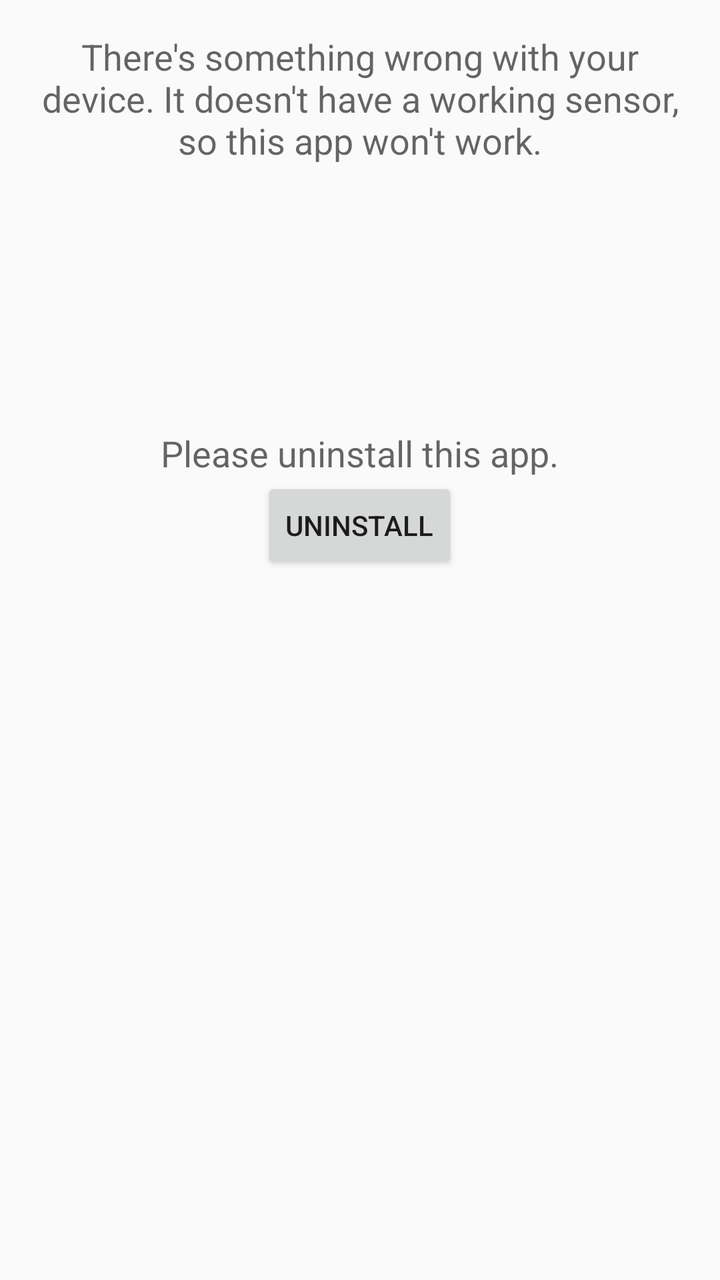
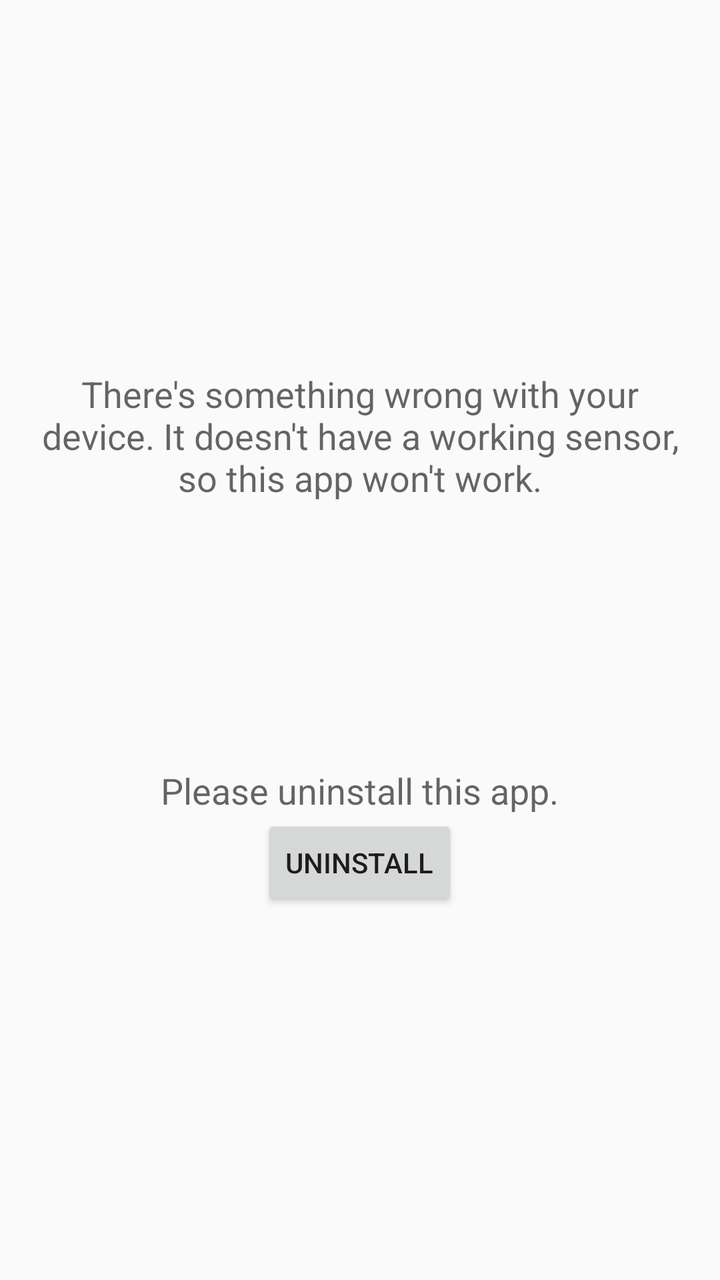

Compare the two renders of this Android layout. The source of the first and the diff that turns it into the second are given below.
<!-- AndroidManifest.xml: application theme AppTheme -->
<!-- res/layout/activity_device_unsupported.xml -->
<?xml version="1.0" encoding="utf-8"?>
<ScrollView
	xmlns:android="http://schemas.android.com/apk/res/android"
	xmlns:app="http://schemas.android.com/apk/res-auto"
	xmlns:tools="http://schemas.android.com/tools"
	android:layout_width="match_parent"
	android:layout_height="match_parent"
	tools:context="samuelpalmer.sensorautorotation.processes.ui.DeviceUnsupportedActivity"
	>

	<LinearLayout
		android:layout_width="wrap_content"
	    android:layout_height="wrap_content"
	    android:orientation="vertical"
		android:paddingLeft="@dimen/activity_horizontal_margin"
		android:paddingRight="@dimen/activity_horizontal_margin"
		android:paddingTop="@dimen/activity_vertical_margin"
		android:paddingBottom="@dimen/activity_vertical_margin"
		>

		<TextView
			android:layout_width="wrap_content"
			android:layout_height="wrap_content"
			android:layout_gravity="center_horizontal"
			android:gravity="center_horizontal"
			android:text="@string/device_problem_explanation"
			android:textAppearance="@style/TextAppearance.AppCompat.Medium"
		    android:textAlignment="center"
			android:paddingBottom="@dimen/activity_vertical_margin"
			/>

		<ImageView
			android:layout_width="match_parent"
			android:layout_height="100dp"
			app:srcCompat="@drawable/image_broken_phone"
			android:tint="@color/primary_500"
			android:scaleType="fitCenter"
		    android:alpha=".8"
			android:contentDescription="@string/device_problem"/>

		<TextView
			android:paddingTop="@dimen/activity_vertical_margin"
			android:layout_width="wrap_content"
			android:layout_height="wrap_content"
			android:layout_gravity="center_horizontal"
			android:gravity="center_horizontal"
			android:text="@string/request_uninstall"
			android:textAppearance="@style/TextAppearance.AppCompat.Medium"
			android:textAlignment="center"
			/>

		<Button
			android:id="@+id/device_unsupported_uninstall"
			android:layout_width="wrap_content"
			android:layout_height="wrap_content"
			android:text="@string/action_uninstall"
		    android:layout_gravity="center_horizontal"
			/>

	</LinearLayout>

</ScrollView>
<!-- resources referenced by this layout -->
<resources>
  <color name="primary_500">#795548</color>
  <dimen name="activity_horizontal_margin">16dp</dimen>
  <dimen name="activity_vertical_margin">16dp</dimen>
  <!-- drawable image_broken_phone (drawable) -->
  <vector xmlns:android="http://schemas.android.com/apk/res/android"
          android:width="24dp"
          android:height="24dp"
          android:viewportWidth="24.0"
          android:viewportHeight="24.0">
      <path
          android:pathData="M7.5,2C6.669,2 6,2.669 6,3.5L6,20.5C6,21.331 6.669,22 7.5,22L16.5,22C17.331,22 18,21.331 18,20.5L18,3.5C18,2.669 17.331,2 16.5,2L7.5,2zM7.5,3.5L16.5,3.5L16.5,20.5L7.5,20.5L7.5,3.5z"
          android:strokeLineCap="butt"
          android:fillAlpha="1"
          android:strokeColor="#00000000"
          android:fillColor="#000000"
          android:strokeLineJoin="round"
          android:strokeAlpha="1"/>
      <path
          android:pathData="M13.182,8L13.004,8.176L13.824,9L12.998,9.822L13.174,10L14,9.178L14.822,10.004L15,9.828L14.178,9.002L15.002,8.182L14.826,8.004L14.002,8.824L13.182,8z"
          android:strokeLineCap="butt"
          android:fillAlpha="1"
          android:strokeColor="#00000000"
          android:fillColor="#000000"
          android:strokeLineJoin="miter"
          android:strokeAlpha="1"/>
      <path
          android:pathData="M9.182,8L9.004,8.176L9.824,9.002L9,9.822L9.176,10L10.002,9.18L10.822,10.004L11,9.828L10.18,9.002L11.004,8.182L10.828,8.004L10.002,8.824L9.182,8z"
          android:strokeLineCap="butt"
          android:fillAlpha="1"
          android:strokeColor="#00000000"
          android:fillColor="#000000"
          android:strokeLineJoin="miter"
          android:strokeAlpha="1"/>
      <path
          android:pathData="m12,14c-1.297,0 -2.594,0.652 -3.115,1.957l0.23,0.094c0.957,-2.397 4.812,-2.397 5.77,0l0.23,-0.094C14.594,14.652 13.297,14 12,14Z"
          android:strokeLineCap="butt"
          android:fillAlpha="1"
          android:strokeColor="#00000000"
          android:fillColor="#000000"
          android:strokeLineJoin="miter"
          android:strokeAlpha="1"/>
  </vector>
  <string name="action_uninstall">Uninstall</string>
  <string name="device_problem">Device problem</string>
  <string name="device_problem_explanation">"There's something wrong with your device. It doesn't have a working sensor, so this app won't work."</string>
  <string name="request_uninstall">"Please uninstall this app."</string>
  <style name="AppTheme" parent="Theme.AppCompat.Light.DarkActionBar">
  		<item name="colorPrimary">@color/primary_500</item>
  		<item name="colorPrimaryDark">@color/primary_700</item>
  		<item name="colorAccent">@color/accent_700</item>
  	</style>
  <color name="primary_700">#5D4037</color>
  <color name="accent_700">#0091EA</color>
</resources>

<!-- the commit's change to res/layout/activity_device_unsupported.xml (unified diff, before → after) -->
@@ -1,62 +1,72 @@
 <?xml version="1.0" encoding="utf-8"?>
-<ScrollView
+<RelativeLayout
 	xmlns:android="http://schemas.android.com/apk/res/android"
 	xmlns:app="http://schemas.android.com/apk/res-auto"
 	xmlns:tools="http://schemas.android.com/tools"
 	android:layout_width="match_parent"
 	android:layout_height="match_parent"
-	tools:context="samuelpalmer.sensorautorotation.processes.ui.DeviceUnsupportedActivity"
 	>
 
-	<LinearLayout
-		android:layout_width="wrap_content"
-	    android:layout_height="wrap_content"
-	    android:orientation="vertical"
-		android:paddingLeft="@dimen/activity_horizontal_margin"
-		android:paddingRight="@dimen/activity_horizontal_margin"
-		android:paddingTop="@dimen/activity_vertical_margin"
-		android:paddingBottom="@dimen/activity_vertical_margin"
+	<ScrollView
+		android:layout_width="match_parent"
+		android:layout_height="wrap_content"
+		android:layout_centerVertical="true"
+		tools:ignore="UselessParent"
+		tools:context="samuelpalmer.sensorautorotation.processes.ui.DeviceUnsupportedActivity"
 		>
 
-		<TextView
+		<LinearLayout
 			android:layout_width="wrap_content"
-			android:layout_height="wrap_content"
-			android:layout_gravity="center_horizontal"
-			android:gravity="center_horizontal"
-			android:text="@string/device_problem_explanation"
-			android:textAppearance="@style/TextAppearance.AppCompat.Medium"
-		    android:textAlignment="center"
+		    android:layout_height="wrap_content"
+		    android:orientation="vertical"
+			android:paddingLeft="@dimen/activity_horizontal_margin"
+			android:paddingRight="@dimen/activity_horizontal_margin"
+			android:paddingTop="@dimen/activity_vertical_margin"
 			android:paddingBottom="@dimen/activity_vertical_margin"
-			/>
+			>
 
-		<ImageView
-			android:layout_width="match_parent"
-			android:layout_height="100dp"
-			app:srcCompat="@drawable/image_broken_phone"
-			android:tint="@color/primary_500"
-			android:scaleType="fitCenter"
-		    android:alpha=".8"
-			android:contentDescription="@string/device_problem"/>
+			<TextView
+				android:id="@+id/device_unsupported_explanation"
+				android:layout_width="wrap_content"
+				android:layout_height="wrap_content"
+				android:layout_gravity="center_horizontal"
+				android:gravity="center_horizontal"
+				android:text="@string/device_problem_explanation_sensor"
+				android:textAppearance="@style/TextAppearance.AppCompat.Medium"
+			    android:textAlignment="center"
+				android:paddingBottom="@dimen/activity_vertical_margin"
+				/>
 
-		<TextView
-			android:paddingTop="@dimen/activity_vertical_margin"
-			android:layout_width="wrap_content"
-			android:layout_height="wrap_content"
-			android:layout_gravity="center_horizontal"
-			android:gravity="center_horizontal"
-			android:text="@string/request_uninstall"
-			android:textAppearance="@style/TextAppearance.AppCompat.Medium"
-			android:textAlignment="center"
-			/>
+			<ImageView
+				android:layout_width="match_parent"
+				android:layout_height="100dp"
+				app:srcCompat="@drawable/image_broken_phone"
+				android:tint="@color/primary_500"
+				android:scaleType="fitCenter"
+			    android:alpha=".8"
+				android:contentDescription="@string/device_problem"/>
 
-		<Button
-			android:id="@+id/device_unsupported_uninstall"
-			android:layout_width="wrap_content"
-			android:layout_height="wrap_content"
-			android:text="@string/action_uninstall"
-		    android:layout_gravity="center_horizontal"
-			/>
+			<TextView
+				android:paddingTop="@dimen/activity_vertical_margin"
+				android:layout_width="wrap_content"
+				android:layout_height="wrap_content"
+				android:layout_gravity="center_horizontal"
+				android:gravity="center_horizontal"
+				android:text="@string/request_uninstall"
+				android:textAppearance="@style/TextAppearance.AppCompat.Medium"
+				android:textAlignment="center"
+				/>
 
-	</LinearLayout>
+			<Button
+				android:id="@+id/device_unsupported_uninstall"
+				android:layout_width="wrap_content"
+				android:layout_height="wrap_content"
+				android:text="@string/action_uninstall"
+			    android:layout_gravity="center_horizontal"
+				/>
 
-</ScrollView>
+		</LinearLayout>
+
+	</ScrollView>
+
+</RelativeLayout>
<!-- resource entries referenced after the edit -->
@@ -44,7 +44,7 @@
   </vector>
   <string name="action_uninstall">Uninstall</string>
   <string name="device_problem">Device problem</string>
-  <string name="device_problem_explanation">"There's something wrong with your device. It doesn't have a working sensor, so this app won't work."</string>
+  <string name="device_problem_explanation_sensor">"There's something wrong with your device. It doesn't have a working sensor, so this app won't work."</string>
   <string name="request_uninstall">"Please uninstall this app."</string>
   <style name="AppTheme" parent="Theme.AppCompat.Light.DarkActionBar">
   		<item name="colorPrimary">@color/primary_500</item>
